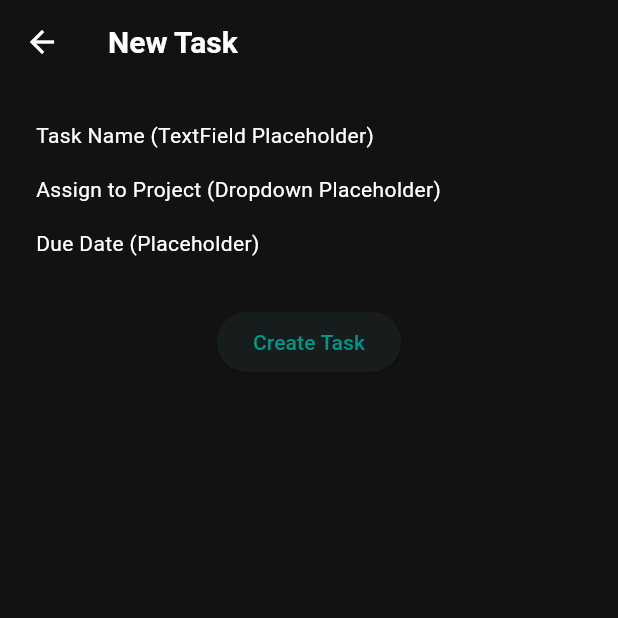
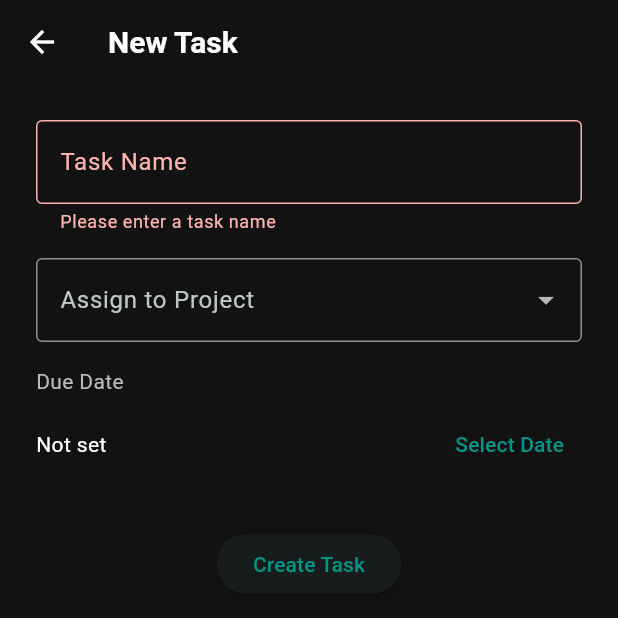
Before and after one commit to Ncode01/study-tracker-mobile, a Flutter app: the AddTaskScreen screen opened directly, after a tap on "Create Task", on a phone screen of 412 x 824 dp, the top half of it. Run offline on Flutter 3.47's test engine with Material 3 defaults, Android fonts, the phone set to English and light mode, and no system bars; our stand-ins replace sqflite; accounts and stored records are empty.

```diff
--- a/lib/src/features/tasks/screens/add_task_screen.dart
+++ b/lib/src/features/tasks/screens/add_task_screen.dart
@@ -1,9 +1,54 @@
 import 'package:flutter/material.dart';
+import 'package:study/src/constants/app_colors.dart';
 
-/// Placeholder form screen for creating a new task.
-class AddTaskScreen extends StatelessWidget {
+/// Form screen for creating a new task.
+class AddTaskScreen extends StatefulWidget {
   /// Creates an [AddTaskScreen].
   const AddTaskScreen({super.key});
+
+  @override
+  State<AddTaskScreen> createState() => _AddTaskScreenState();
+}
+
+class _AddTaskScreenState extends State<AddTaskScreen> {
+  final _formKey = GlobalKey<FormState>();
+  final TextEditingController _nameController = TextEditingController();
+  String? _selectedProject;
+  DateTime? _selectedDueDate;
+
+  final List<String> _dummyProjects = ['O/L', 'Physics', 'NOI'];
+
+  @override
+  void dispose() {
+    _nameController.dispose();
+    super.dispose();
+  }
+
+  Future<void> _pickDueDate() async {
+    final now = DateTime.now();
+    final picked = await showDatePicker(
+      context: context,
+      initialDate: _selectedDueDate ?? now,
+      firstDate: now,
+      lastDate: DateTime(now.year + 5),
+      builder:
+          (context, child) => Theme(
+            data: Theme.of(context).copyWith(
+              colorScheme: ColorScheme.dark(
+                primary: AppColors.primaryColor,
+                surface: AppColors.cardColor,
+                onSurface: AppColors.textColor,
+              ),
+            ),
+            child: child!,
+          ),
+    );
+    if (picked != null) {
+      setState(() {
+        _selectedDueDate = picked;
+      });
+    }
+  }
 
   @override
   Widget build(BuildContext context) {
@@ -13,18 +58,77 @@ class AddTaskScreen extends StatelessWidget {
         child: SingleChildScrollView(
           child: Padding(
             padding: const EdgeInsets.all(24.0),
+            child: Form(
+              key: _formKey,
               child: Column(
                 crossAxisAlignment: CrossAxisAlignment.start,
                 children: [
-                const Text('Task Name (TextField Placeholder)'),
+                  TextFormField(
+                    controller: _nameController,
+                    decoration: const InputDecoration(
+                      labelText: 'Task Name',
+                      border: OutlineInputBorder(),
+                    ),
+                    style: const TextStyle(color: AppColors.textColor),
+                    validator:
+                        (value) =>
+                            (value == null || value.trim().isEmpty)
+                                ? 'Please enter a task name'
+                                : null,
+                  ),
                   const SizedBox(height: 16),
-                const Text('Assign to Project (Dropdown Placeholder)'),
+                  DropdownButtonFormField<String>(
+                    value: _selectedProject,
+                    items:
+                        _dummyProjects
+                            .map(
+                              (name) => DropdownMenuItem<String>(
+                                value: name,
+                                child: Text(name),
+                              ),
+                            )
+                            .toList(),
+                    onChanged:
+                        (value) => setState(() => _selectedProject = value),
+                    decoration: const InputDecoration(
+                      labelText: 'Assign to Project',
+                      border: OutlineInputBorder(),
+                    ),
+                    style: const TextStyle(color: AppColors.textColor),
+                    dropdownColor: AppColors.cardColor,
+                  ),
                   const SizedBox(height: 16),
-                const Text('Due Date (Placeholder)'),
+                  Text(
+                    'Due Date',
+                    style: TextStyle(color: AppColors.secondaryTextColor),
+                  ),
+                  const SizedBox(height: 8),
+                  Row(
+                    children: [
+                      Expanded(
+                        child: Text(
+                          _selectedDueDate != null
+                              ? '${_selectedDueDate!.year}-${_selectedDueDate!.month.toString().padLeft(2, '0')}-${_selectedDueDate!.day.toString().padLeft(2, '0')}'
+                              : 'Not set',
+                          style: const TextStyle(color: AppColors.textColor),
+                        ),
+                      ),
+                      TextButton(
+                        onPressed: _pickDueDate,
+                        child: const Text('Select Date'),
+                      ),
+                    ],
+                  ),
                   const SizedBox(height: 32),
                   Center(
                     child: ElevatedButton(
-                    onPressed: () {},
+                      onPressed: () {
+                        if (_formKey.currentState?.validate() ?? false) {
+                          debugPrint('Task Name: ${_nameController.text}');
+                          debugPrint('Project: $_selectedProject');
+                          debugPrint('Due Date: $_selectedDueDate');
+                        }
+                      },
                       child: const Text('Create Task'),
                     ),
                   ),
@@ -33,6 +137,7 @@ class AddTaskScreen extends StatelessWidget {
             ),
           ),
         ),
+      ),
     );
   }
 }
--- a/pubspec.yaml
+++ b/pubspec.yaml
@@ -34,6 +34,11 @@ dependencies:
   # The following adds the Cupertino Icons font to your application.
   # Use with the CupertinoIcons class for iOS style icons.
   cupertino_icons: ^1.0.8
+  provider: ^6.1.5
+  sqflite: ^2.4.2
+  path_provider: ^2.1.5
+  path: ^1.9.1
+  uuid: ^4.5.1
 
 dev_dependencies:
   flutter_test:
```
Also changed, not shown: lib/main.dart (+9 -2 lines), lib/src/features/projects/providers/project_provider.dart (added, +23 -0 lines), lib/src/features/projects/screens/add_project_screen.dart (+35 -7 lines), lib/src/features/projects/screens/projects_screen.dart (+22 -33 lines), lib/src/models/project_model.dart (+27 -0 lines), lib/src/services/database_helper.dart (added, +54 -0 lines), pubspec.lock, 3 other files. Lines whose indentation alone changed are shown as unchanged.
